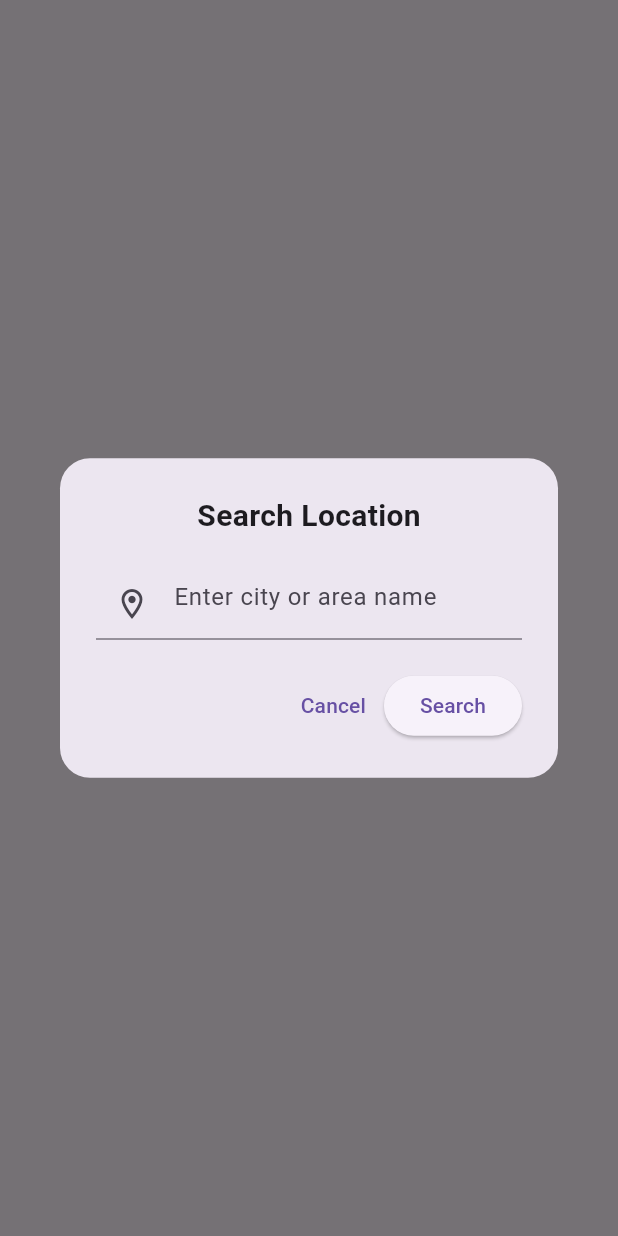
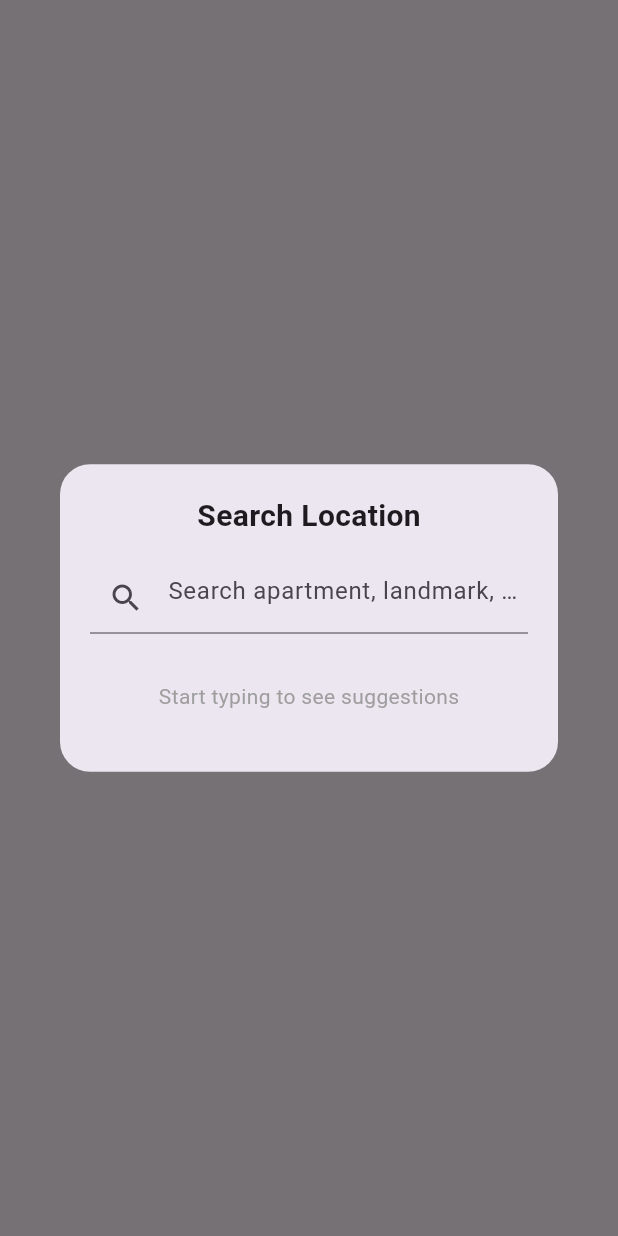
Before and after one commit to kalviumcommunity/S62_0126_SIK_flutter-firebase_HydraSense, a Flutter app: what showSearchLocationDialog() shows on an empty page, opened directly, on a phone screen of 412 x 824 dp. Run offline on Flutter 3.47's test engine with Material 3 defaults, Android fonts, the phone set to English and light mode, and no system bars; our stand-ins replace cloud_firestore, firebase_auth, firebase_core, flutter_map, geolocator, latlong2; accounts and stored records are empty.

Commit message:
search func of tha map

```diff
--- a/lib/widgets/search_location_dialog.dart
+++ b/lib/widgets/search_location_dialog.dart
@@ -1,46 +1,99 @@
+import 'dart:async';
 import 'package:flutter/material.dart';
+import '../services/location_service.dart';
 
-Future<String?> showSearchLocationDialog(BuildContext context) {
+Future<Map<String, dynamic>?> showSearchLocationDialog(
+    BuildContext context) {
   final controller = TextEditingController();
+  final locationService = LocationService();
 
-  return showDialog<String>(
+  List<Map<String, dynamic>> suggestions = [];
+  Timer? debounce;
+
+  return showDialog<Map<String, dynamic>>(
     context: context,
+    barrierDismissible: true,
     builder: (context) {
+      return StatefulBuilder(
+        builder: (context, setState) {
           return Dialog(
             shape: RoundedRectangleBorder(
               borderRadius: BorderRadius.circular(20),
             ),
             child: Padding(
-          padding: const EdgeInsets.all(24),
+              padding: const EdgeInsets.all(20),
               child: Column(
                 mainAxisSize: MainAxisSize.min,
                 children: [
                   const Text(
                     'Search Location',
-                style: TextStyle(fontSize: 20, fontWeight: FontWeight.bold),
+                    style: TextStyle(
+                      fontSize: 20,
+                      fontWeight: FontWeight.bold,
                     ),
-              const SizedBox(height: 20),
+                  ),
+                  const SizedBox(height: 16),
+
+                  /// 🔎 Search field
                   TextField(
                     controller: controller,
                     decoration: const InputDecoration(
-                  hintText: 'Enter city or area name',
-                  prefixIcon: Icon(Icons.location_on_outlined),
+                      hintText: 'Search apartment, landmark, city',
+                      prefixIcon: Icon(Icons.search),
+                    ),
+                    onChanged: (value) {
+                      if (debounce?.isActive ?? false) debounce!.cancel();
+
+                      debounce =
+                          Timer(const Duration(milliseconds: 350), () async {
+                        final result =
+                            await locationService.getPlaceSuggestions(value);
+
+                        setState(() {
+                          suggestions = result;
+                        });
+                      });
+                    },
+                  ),
+
+                  const SizedBox(height: 12),
+
+                  /// 📋 Suggestions
+                  if (suggestions.isNotEmpty)
+                    SizedBox(
+                      height: 180,
+                      child: ListView.builder(
+                        itemCount: suggestions.length,
+                        itemBuilder: (context, index) {
+                          final item = suggestions[index];
+                          return ListTile(
+                            dense: true,
+                            leading:
+                                const Icon(Icons.location_on_outlined),
+                            title: Text(
+                              item['display'],
+                              maxLines: 2,
+                              overflow: TextOverflow.ellipsis,
+                            ),
+                            onTap: () {
+                              FocusScope.of(context).unfocus();
+                              Navigator.pop(context, {
+                                'lat': item['lat'],
+                                'lon': item['lon'],
+                              });
+                            },
+                          );
+                        },
                       ),
                     ),
-              const SizedBox(height: 20),
-              Row(
-                mainAxisAlignment: MainAxisAlignment.end,
-                children: [
-                  TextButton(
-                    onPressed: () => Navigator.pop(context),
-                    child: const Text('Cancel'),
+
+                  if (suggestions.isEmpty)
+                    const Padding(
+                      padding: EdgeInsets.symmetric(vertical: 20),
+                      child: Text(
+                        'Start typing to see suggestions',
+                        style: TextStyle(color: Colors.grey),
                       ),
-                  ElevatedButton(
-                    onPressed: () =>
-                        Navigator.pop(context, controller.text),
-                    child: const Text('Search'),
-                  ),
-                ],
                     ),
                 ],
               ),
@@ -48,4 +101,6 @@ Future<String?> showSearchLocationDialog(BuildContext context) {
           );
         },
       );
+    },
+  );
 }
--- a/pubspec.yaml
+++ b/pubspec.yaml
@@ -17,9 +17,7 @@ dependencies:
   flutter_map: ^6.1.0
   latlong2: ^0.9.0
   geolocator: ^10.1.0
-  geocoding: ^3.0.0
-
-
+  http: ^1.2.0
 
 dev_dependencies:
   flutter_test:
```
Also changed, not shown: lib/screens/map_screen.dart (+83 -79 lines), lib/services/location_service.dart (+41 -8 lines), pubspec.lock, 1 other file. Lines whose indentation alone changed are shown as unchanged.
